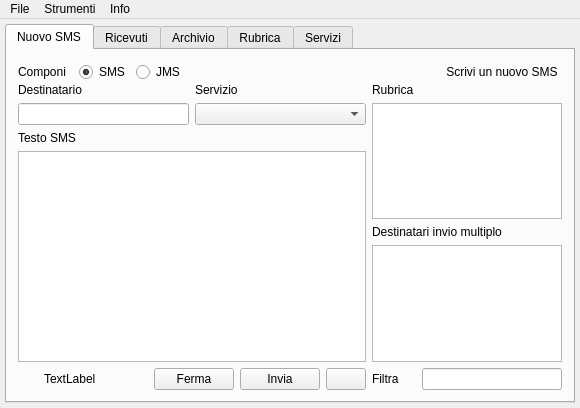
Before: the Qt Designer form mainjacksms.ui in freesmee/freesmee-desktop, drawn with Qt 5.
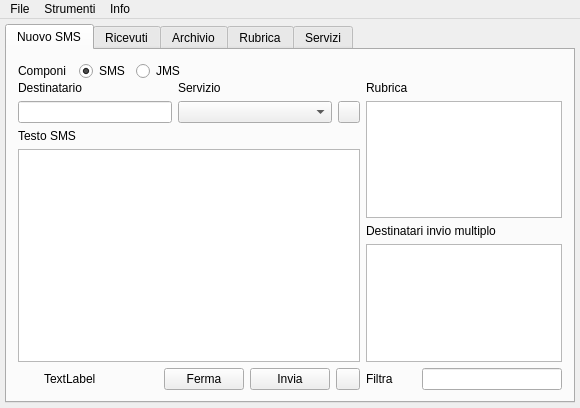
After: the same form once the commit is applied. Icons and pictures are not drawn.

Commit message:
- Aggiornato services interno - aggiornata icona invio multiplo - spostato il "pulisci tutti i campi" nel nuovo menu multifunzione - Risolto bug sulla lettura del file stats.xml - Sistemato layout della finestrella "cambia account" (il posizionamento dei widget non era dinamico rispetto al resize) (si potrebbe perà rendere la dimensione della finestrella fissa?)
extra : convert_revision : svn%3A7363d3a4-9750-e393-0ab5-40250ee986cf/trunk%4047

Diff of the .ui file:
```diff
--- a/mainjacksms.ui
+++ b/mainjacksms.ui
@@ -605,6 +605,25 @@
                     </property>
                    </widget>
                   </item>
+                  <item row="2" column="3">
+                   <widget class="QPushButton" name="menuInstruments">
+                    <property name="minimumSize">
+                     <size>
+                      <width>22</width>
+                      <height>22</height>
+                     </size>
+                    </property>
+                    <property name="maximumSize">
+                     <size>
+                      <width>22</width>
+                      <height>22</height>
+                     </size>
+                    </property>
+                    <property name="text">
+                     <string/>
+                    </property>
+                   </widget>
+                  </item>
                  </layout>
                 </item>
                 <item>
@@ -738,6 +757,12 @@
                   <property name="enabled">
                    <bool>true</bool>
                   </property>
+                  <property name="maximumSize">
+                   <size>
+                    <width>16777215</width>
+                    <height>24</height>
+                   </size>
+                  </property>
                   <property name="text">
                    <string>Ferma</string>
                   </property>
@@ -773,6 +798,12 @@
                     <height>0</height>
                    </size>
                   </property>
+                  <property name="maximumSize">
+                   <size>
+                    <width>16777215</width>
+                    <height>24</height>
+                   </size>
+                  </property>
                   <property name="text">
                    <string>Invia</string>
                   </property>
@@ -796,6 +827,12 @@
                 </item>
                 <item>
                  <widget class="QPushButton" name="bottoneinviomultiplo">
+                  <property name="maximumSize">
+                   <size>
+                    <width>24</width>
+                    <height>24</height>
+                   </size>
+                  </property>
                   <property name="text">
                    <string/>
                   </property>
@@ -805,10 +842,13 @@
                   </property>
                   <property name="iconSize">
                    <size>
-                    <width>12</width>
-                    <height>12</height>
+                    <width>16</width>
+                    <height>16</height>
                    </size>
                   </property>
+                  <property name="flat">
+                   <bool>false</bool>
+                  </property>
                  </widget>
                 </item>
                </layout>
@@ -900,41 +940,7 @@
                </layout>
               </item>
               <item row="0" column="2">
-               <layout class="QHBoxLayout" name="horizontalLayout_27">
-                <item>
-                 <spacer name="horizontalSpacer_17">
-                  <property name="orientation">
-                   <enum>Qt::Horizontal</enum>
-                  </property>
-                  <property name="sizeType">
-                   <enum>QSizePolicy::Fixed</enum>
-                  </property>
-                  <property name="sizeHint" stdset="0">
-                   <size>
-                    <width>70</width>
-                    <height>20</height>
-                   </size>
-                  </property>
-                 </spacer>
-                </item>
-                <item>
-                 <widget class="QPushButton" name="tastoNuovoSMS">
-                  <property name="layoutDirection">
-                   <enum>Qt::RightToLeft</enum>
-                  </property>
-                  <property name="text">
-                   <string>Scrivi un nuovo SMS</string>
-                  </property>
-                  <property name="icon">
-                   <iconset resource="resources.qrc">
-                    <normaloff>:/resource/1.png</normaloff>:/resource/1.png</iconset>
-                  </property>
-                  <property name="flat">
-                   <bool>true</bool>
-                  </property>
-                 </widget>
-                </item>
-               </layout>
+               <layout class="QHBoxLayout" name="horizontalLayout_27"/>
               </item>
              </layout>
             </item>
```
Left out of the diff: 2 changed lines with no effect on the pictures. The commit also changes 8 other files.
